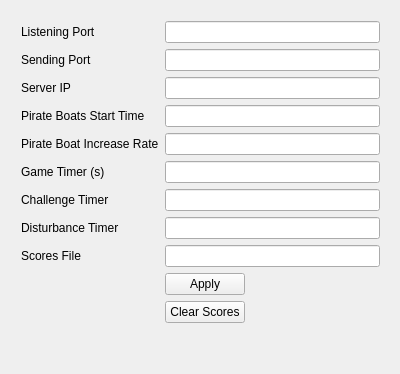
First picture: the form in Archipel_vertical_parametres/mainwindow.ui, repository TerisseNicolas/Archip3l, before the edit; both pictures show x 0 to 400 and y 0 to 374 of the 400 by 664 pixel window.
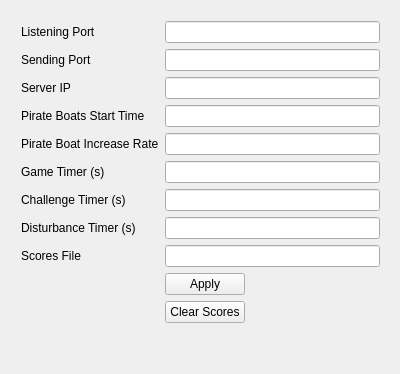
Second picture: the form after the edit.

The edit to the form file:
```diff
--- a/Archipel_vertical_parametres/mainwindow.ui
+++ b/Archipel_vertical_parametres/mainwindow.ui
@@ -111,7 +111,7 @@
        <item row="28" column="0">
         <widget class="QLabel" name="label_7">
          <property name="text">
-          <string>Challenge Timer</string>
+          <string>Challenge Timer (s)</string>
          </property>
         </widget>
        </item>
@@ -121,7 +121,7 @@
        <item row="33" column="0">
         <widget class="QLabel" name="label_8">
          <property name="text">
-          <string>Disturbance Timer</string>
+          <string>Disturbance Timer (s)</string>
          </property>
         </widget>
        </item>
```
Left out of the diff: 2 changed lines with no effect on the pictures.
